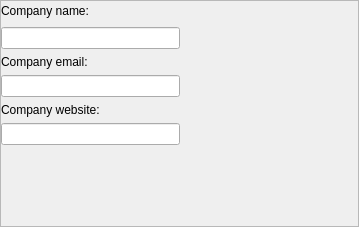
First picture: the form in seospider/ui/company_profile_settings_widget.ui, repository andrascii/RiveSolutions_SEO_Spider, before the edit.
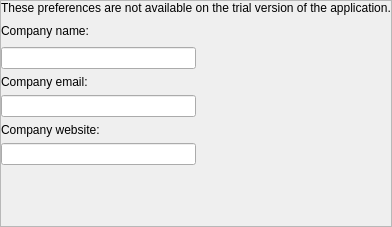
Second picture: the form after the edit. Custom widgets are drawn as their Qt base class.

Commit message: Trial license gui changes

```diff
--- a/seospider/ui/company_profile_settings_widget.ui
+++ b/seospider/ui/company_profile_settings_widget.ui
@@ -6,7 +6,7 @@
    <rect>
     <x>0</x>
     <y>0</y>
-    <width>359</width>
+    <width>377</width>
     <height>227</height>
    </rect>
   </property>
@@ -61,7 +61,7 @@
         <property name="verticalSpacing">
          <number>6</number>
         </property>
-        <item row="0" column="0">
+        <item row="1" column="0">
          <widget class="QLabel" name="label">
           <property name="text">
            <string>Company name:</string>
@@ -69,41 +69,20 @@
          </widget>
         </item>
         <item row="5" column="0">
-         <widget class="QLineEdit" name="companyWebSiteLineEdit">
-          <property name="controlKey" stdset="0">
-           <string notr="true">companyWebSite</string>
-          </property>
-         </widget>
-        </item>
-        <item row="3" column="0">
-         <widget class="QLineEdit" name="companyEmailLineEdit">
-          <property name="controlKey" stdset="0">
-           <string notr="true">companyEmail</string>
-          </property>
-         </widget>
-        </item>
-        <item row="4" column="0">
          <widget class="QLabel" name="label_3">
           <property name="text">
            <string>Company website:</string>
           </property>
          </widget>
         </item>
-        <item row="1" column="0">
-         <widget class="QLineEdit" name="companyNameLineEdit">
+        <item row="4" column="0">
+         <widget class="QLineEdit" name="companyEmailLineEdit">
           <property name="controlKey" stdset="0">
            <string notr="true">companyName</string>
           </property>
          </widget>
         </item>
-        <item row="2" column="0">
-         <widget class="QLabel" name="label_2">
-          <property name="text">
-           <string>Company email:</string>
-          </property>
-         </widget>
-        </item>
-        <item row="0" column="1">
+        <item row="1" column="1">
          <spacer name="horizontalSpacer">
           <property name="orientation">
            <enum>Qt::Horizontal</enum>
@@ -116,6 +95,34 @@
           </property>
          </spacer>
         </item>
+        <item row="6" column="0">
+         <widget class="QLineEdit" name="companyWebSiteLineEdit">
+          <property name="controlKey" stdset="0">
+           <string notr="true">companyWebSite</string>
+          </property>
+         </widget>
+        </item>
+        <item row="2" column="0">
+         <widget class="QLineEdit" name="companyNameLineEdit">
+          <property name="controlKey" stdset="0">
+           <string notr="true">companyName</string>
+          </property>
+         </widget>
+        </item>
+        <item row="3" column="0">
+         <widget class="QLabel" name="label_2">
+          <property name="text">
+           <string>Company email:</string>
+          </property>
+         </widget>
+        </item>
+        <item row="0" column="0" colspan="2">
+         <widget class="SeoSpider::TrialLicenseLabel" name="trialLabel">
+          <property name="text">
+           <string>These preferences are not available on the trial version of the application.</string>
+          </property>
+         </widget>
+        </item>
        </layout>
       </item>
       <item>
@@ -136,6 +143,13 @@
    </item>
   </layout>
  </widget>
+ <customwidgets>
+  <customwidget>
+   <class>SeoSpider::TrialLicenseLabel</class>
+   <extends>QLabel</extends>
+   <header location="global">trial_license_label.h</header>
+  </customwidget>
+ </customwidgets>
  <resources/>
  <connections/>
 </ui>
```
Left out of the diff: 2 changed lines with no effect on the pictures. The commit also changes 16 other files.
